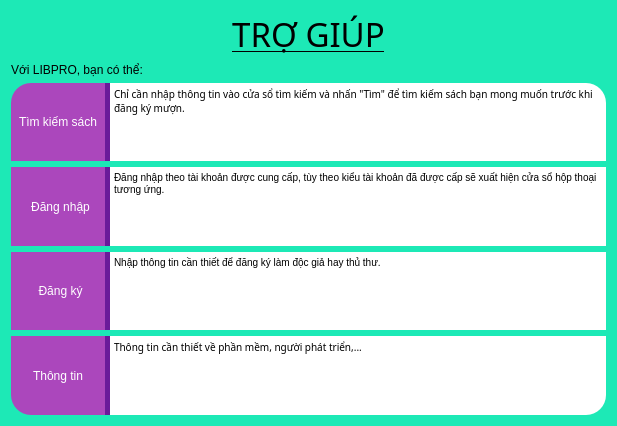
Above: help.ui from duydvu/Library before the change. Below: the same form after it.
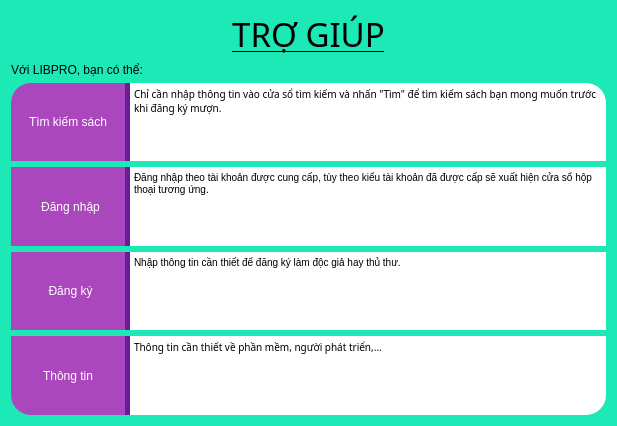
That is the form after the change.

Commit message: add more search features, change layout

Patch:
```diff
--- a/help.ui
+++ b/help.ui
@@ -52,7 +52,7 @@
     </widget>
    </item>
    <item row="2" column="0">
-    <layout class="QHBoxLayout" name="horizontalLayout" stretch="1,5">
+    <layout class="QHBoxLayout" name="horizontalLayout" stretch="1,4">
      <property name="spacing">
       <number>0</number>
      </property>
@@ -111,7 +111,7 @@
     </layout>
    </item>
    <item row="3" column="0">
-    <layout class="QHBoxLayout" name="horizontalLayout_2" stretch="1,5">
+    <layout class="QHBoxLayout" name="horizontalLayout_2" stretch="1,4">
      <property name="spacing">
       <number>0</number>
      </property>
@@ -159,7 +159,7 @@
     </layout>
    </item>
    <item row="4" column="0">
-    <layout class="QHBoxLayout" name="horizontalLayout_3" stretch="1,5">
+    <layout class="QHBoxLayout" name="horizontalLayout_3" stretch="1,4">
      <property name="spacing">
       <number>0</number>
      </property>
@@ -207,7 +207,7 @@
     </layout>
    </item>
    <item row="5" column="0">
-    <layout class="QHBoxLayout" name="horizontalLayout_4" stretch="1,5">
+    <layout class="QHBoxLayout" name="horizontalLayout_4" stretch="1,4">
      <property name="spacing">
       <number>0</number>
      </property>
```
The commit also changes 44 other files.
